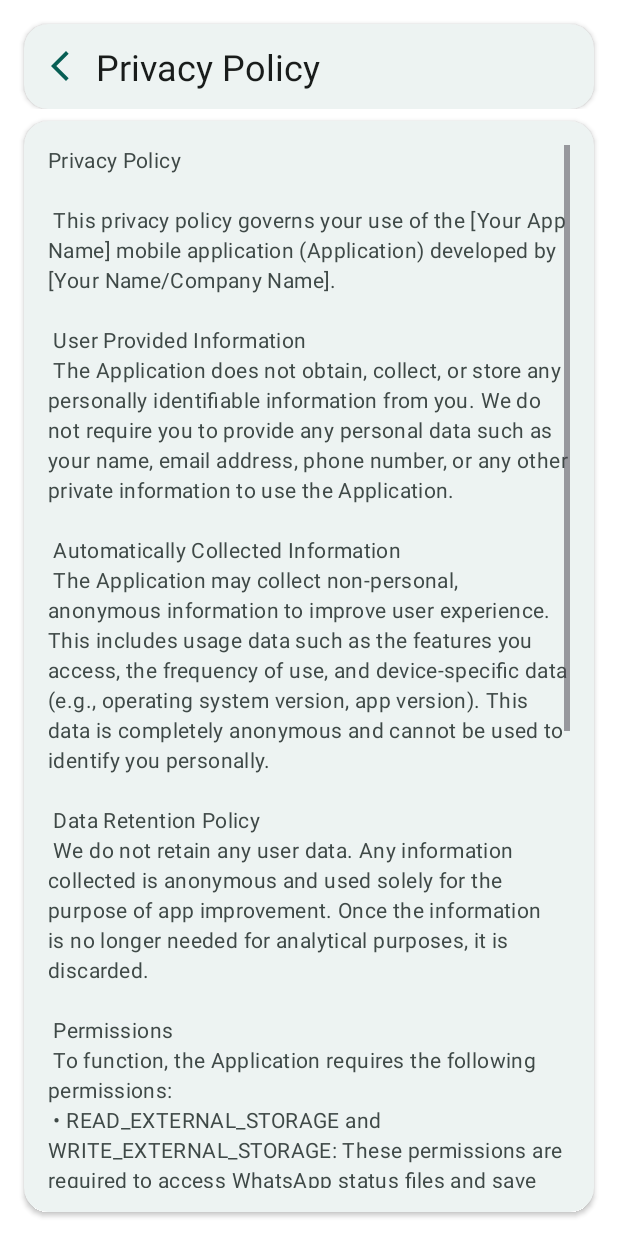
After one commit to NKG-S/Save-Status, an Android app: the PrivacyPolicy screen opened directly, with no data from a screen before it, on a phone screen of 412 x 824 dp. The commit adds this screen. Run offline under Robolectric (Android 15) with nearby library versions, the phone set to English and light mode, and no system bars.

Commit message:
update Privacy Policy

```diff
--- a/app/src/main/AndroidManifest.xml
+++ b/app/src/main/AndroidManifest.xml
@@ -24,6 +24,9 @@
         android:theme="@style/Theme.SaveStatus"
         tools:targetApi="34">
         <activity
+            android:name=".PrivacyPolicy"
+            android:exported="false" />
+        <activity
             android:name=".SaveAll"
             android:exported="false" />
         <activity
@@ -49,6 +52,7 @@
                 android:name="android.support.FILE_PROVIDER_PATHS"
                 android:resource="@xml/file_paths" />
         </provider>
+
         <meta-data
             android:name="preloaded_fonts"
             android:resource="@array/preloaded_fonts" />
--- /dev/null
+++ b/app/src/main/java/com/kezor/localsave/savestatus/PrivacyPolicy.kt
@@ -0,0 +1,35 @@
+package com.kezor.localsave.savestatus
+
+import android.os.Bundle
+import androidx.activity.enableEdgeToEdge
+import androidx.appcompat.app.AppCompatActivity
+import androidx.core.view.ViewCompat
+import androidx.core.view.WindowInsetsCompat
+import com.kezor.localsave.savestatus.databinding.ActivityPrivacyPolicyBinding
+
+class PrivacyPolicy : AppCompatActivity() {
+
+    private lateinit var binding: ActivityPrivacyPolicyBinding
+
+    override fun onCreate(savedInstanceState: Bundle?) {
+        super.onCreate(savedInstanceState)
+        enableEdgeToEdge()
+
+        // Use ViewBinding to inflate the layout
+        binding = ActivityPrivacyPolicyBinding.inflate(layoutInflater)
+        setContentView(binding.root)
+
+        // Set up system window insets
+        ViewCompat.setOnApplyWindowInsetsListener(binding.main) { v, insets ->
+            val systemBars = insets.getInsets(WindowInsetsCompat.Type.systemBars())
+            v.setPadding(systemBars.left, systemBars.top, systemBars.right, systemBars.bottom)
+            insets
+        }
+
+        // Set up the back button click listener
+        binding.buttonBack.setOnClickListener {
+            // This will navigate back to the previous screen
+            onBackPressedDispatcher.onBackPressed()
+        }
+    }
+}
--- a/app/src/main/java/com/kezor/localsave/savestatus/SettingsFragment.kt
+++ b/app/src/main/java/com/kezor/localsave/savestatus/SettingsFragment.kt
@@ -377,7 +377,7 @@ class SettingsFragment : Fragment() {
             } else {
                 false
             }
-        } catch (e: Exception) {
+        } catch (_: Exception) {
             false
         }
     }
@@ -409,20 +409,34 @@ class SettingsFragment : Fragment() {
         }
     }
 
-    @SuppressLint("UseKtx", "QueryPermissionsNeeded")
+//    @SuppressLint("UseKtx", "QueryPermissionsNeeded")
+//    private fun openPrivacyPolicy() {
+//        try {
+//            // IMPORTANT: Replace this with your actual privacy policy URL
+//            val privacyPolicyUrl = getString(R.string.Privacy_policy_url)
+//            val intent = Intent(Intent.ACTION_VIEW, Uri.parse(privacyPolicyUrl))
+//
+//            // The previous conditional check can sometimes fail. A more robust way is to try and
+//            // start the activity, and catch the exception if no app is found.
+//            startActivity(intent)
+//
+//        } catch (e: Exception) {
+//            Log.e(TAG, "Error opening privacy policy", e)
+//            showSnackbar("No browser app found")
+//        }
+//    }
+
     private fun openPrivacyPolicy() {
         try {
-            // IMPORTANT: Replace this with your actual privacy policy URL
-            val privacyPolicyUrl = getString(R.string.Privacy_policy_url)
-            val intent = Intent(Intent.ACTION_VIEW, Uri.parse(privacyPolicyUrl))
+            // Create an explicit intent to open your PrivacyPolicy activity
+            val intent = Intent(requireContext(), PrivacyPolicy::class.java)
 
-            // The previous conditional check can sometimes fail. A more robust way is to try and
-            // start the activity, and catch the exception if no app is found.
+            // Start the activity
             startActivity(intent)
 
         } catch (e: Exception) {
-            Log.e(TAG, "Error opening privacy policy", e)
-            showSnackbar("No browser app found")
+            Log.e(TAG, "Error opening privacy policy activity", e)
+            showSnackbar("Unable to open privacy policy screen")
         }
     }
 
@@ -495,7 +509,7 @@ class SettingsFragment : Fragment() {
         return try {
             requireContext().packageManager.getPackageInfo(packageName, 0)
             true
-        } catch (e: PackageManager.NameNotFoundException) {
+        } catch (_: PackageManager.NameNotFoundException) {
             false
         }
     }
--- /dev/null
+++ b/app/src/main/res/layout/activity_privacy_policy.xml
@@ -0,0 +1,90 @@
+<?xml version="1.0" encoding="utf-8"?>
+<androidx.constraintlayout.widget.ConstraintLayout
+    xmlns:android="http://schemas.android.com/apk/res/android"
+    xmlns:app="http://schemas.android.com/apk/res-auto"
+    xmlns:tools="http://schemas.android.com/tools"
+    android:id="@+id/main"
+    android:layout_width="match_parent"
+    android:layout_height="match_parent"
+    android:background="?attr/colorSurface"
+    tools:context=".PrivacyPolicy">
+
+    <com.google.android.material.appbar.AppBarLayout
+        android:id="@+id/app_bar_layout"
+        android:layout_width="match_parent"
+        android:layout_height="wrap_content"
+        android:background="?attr/colorSurface"
+        app:layout_constraintTop_toTopOf="parent"
+        app:layout_constraintStart_toStartOf="parent"
+        app:layout_constraintEnd_toEndOf="parent">
+
+        <com.google.android.material.card.MaterialCardView
+            android:layout_width="match_parent"
+            android:layout_height="wrap_content"
+            android:layout_marginHorizontal="16dp"
+            android:layout_marginTop="16dp"
+            app:cardCornerRadius="16dp"
+            app:cardElevation="2dp"
+            app:strokeWidth="0dp">
+
+            <LinearLayout
+                android:layout_width="match_parent"
+                android:layout_height="wrap_content"
+                android:orientation="horizontal"
+                android:padding="12dp"
+                android:gravity="center_vertical">
+
+                <com.google.android.material.imageview.ShapeableImageView
+                    android:id="@+id/button_back"
+                    android:layout_width="24dp"
+                    android:layout_height="24dp"
+                    android:src="@drawable/ic_arrow_back"
+                    android:layout_marginEnd="12dp"
+                    android:clickable="true"
+                    android:focusable="true"
+                    android:background="?attr/selectableItemBackgroundBorderless"
+                    app:tint="?attr/colorPrimary"
+                    tools:ignore="ContentDescription" />
+
+                <com.google.android.material.textview.MaterialTextView
+                    android:layout_width="0dp"
+                    android:layout_height="wrap_content"
+                    android:layout_weight="1"
+                    android:text="@string/title_privacy_policy"
+                    android:textAppearance="?attr/textAppearanceHeadline5"
+                    android:textColor="?attr/colorOnSurface" />
+            </LinearLayout>
+        </com.google.android.material.card.MaterialCardView>
+    </com.google.android.material.appbar.AppBarLayout>
+
+    <com.google.android.material.card.MaterialCardView
+        android:layout_width="match_parent"
+        android:layout_height="0dp"
+        android:layout_marginHorizontal="16dp"
+        android:layout_marginTop="8dp"
+        android:layout_marginBottom="16dp"
+        app:cardCornerRadius="16dp"
+        app:cardElevation="2dp"
+        app:strokeWidth="0dp"
+        app:layout_constraintTop_toBottomOf="@id/app_bar_layout"
+        app:layout_constraintBottom_toBottomOf="parent"
+        app:layout_constraintStart_toStartOf="parent"
+        app:layout_constraintEnd_toEndOf="parent">
+
+        <ScrollView
+            android:layout_width="match_parent"
+            android:layout_height="match_parent"
+            android:padding="16dp">
+
+            <com.google.android.material.textview.MaterialTextView
+                android:id="@+id/text_view_privacy_policy"
+                android:layout_width="match_parent"
+                android:layout_height="wrap_content"
+                android:text="@string/privacy_policy_text"
+                android:textAppearance="?attr/textAppearanceBodyMedium"
+                android:textColor="?attr/colorOnSurfaceVariant"
+                tools:text="@tools:sample/lorem/random" />
+        </ScrollView>
+    </com.google.android.material.card.MaterialCardView>
+
+</androidx.constraintlayout.widget.ConstraintLayout>
--- a/app/src/main/res/values/strings.xml
+++ b/app/src/main/res/values/strings.xml
@@ -110,5 +110,30 @@
 
     <string name="status_save_button">Save</string>
     <string name="saved_share_button">Share</string>
-    <string name="privacy_policy_url">https://your-website.com/privacy-policy</string>
+    <string name="privacy_policy_url">http://wa.me/+94721663030</string>
+
+
+    <string name="title_privacy_policy">Privacy Policy</string>
+    <string name="privacy_policy_text">
+        Privacy Policy\n\n
+        This privacy policy governs your use of the [Your App Name] mobile application ("Application") developed by [Your Name/Company Name].\n\n
+        User Provided Information\n
+        The Application does not obtain, collect, or store any personally identifiable information from you. We do not require you to provide any personal data such as your name, email address, phone number, or any other private information to use the Application.\n\n
+        Automatically Collected Information\n
+        The Application may collect non-personal, anonymous information to improve user experience. This includes usage data such as the features you access, the frequency of use, and device-specific data (e.g., operating system version, app version). This data is completely anonymous and cannot be used to identify you personally.\n\n
+        Data Retention Policy\n
+        We do not retain any user data. Any information collected is anonymous and used solely for the purpose of app improvement. Once the information is no longer needed for analytical purposes, it is discarded.\n\n
+        Permissions\n
+        To function, the Application requires the following permissions:\n
+        \u2022 READ_EXTERNAL_STORAGE and WRITE_EXTERNAL_STORAGE: These permissions are required to access WhatsApp status files and save them to your device’s storage.\n\n
+        We do not access or use your personal photos, videos, or other files beyond the scope of WhatsApp status folders.\n\n
+        Security\n
+        We are concerned about safeguarding the confidentiality of your information. The Application does not store any sensitive data, so there is no risk of data loss or breach from our side.\n\n
+        Changes to this Privacy Policy\n
+        This Privacy Policy may be updated from time to time for any reason. We will notify you of any changes by posting the new Privacy Policy here. You are advised to consult this Privacy Policy regularly for any changes.\n\n
+        Your Consent\n
+        By using the Application, you are consenting to our processing of your information as set forth in this Privacy Policy.\n\n
+        Contact Us\n
+        If you have any questions regarding privacy while using the Application, or have questions about our practices, please contact us via email at [Your Email Address].
+    </string>
 </resources>
```
